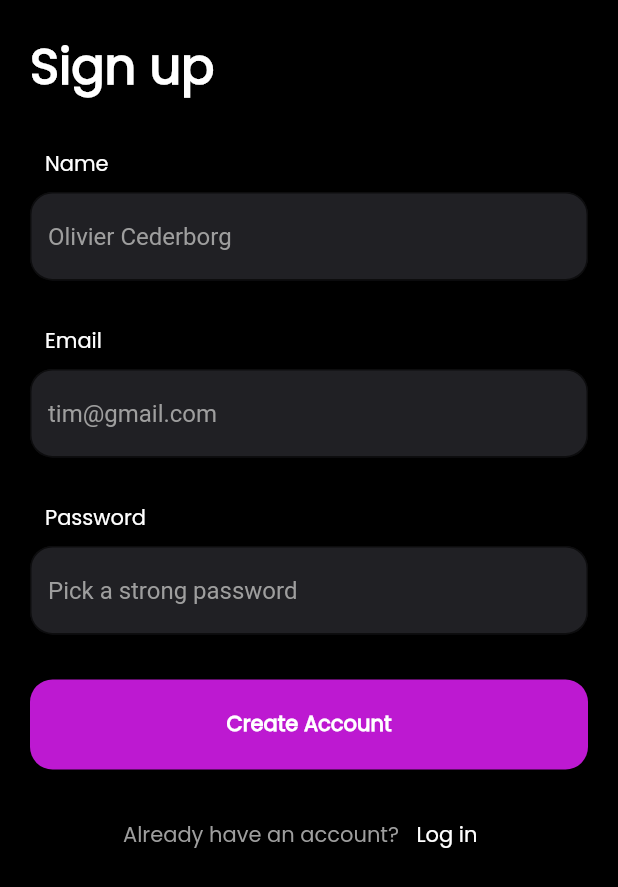
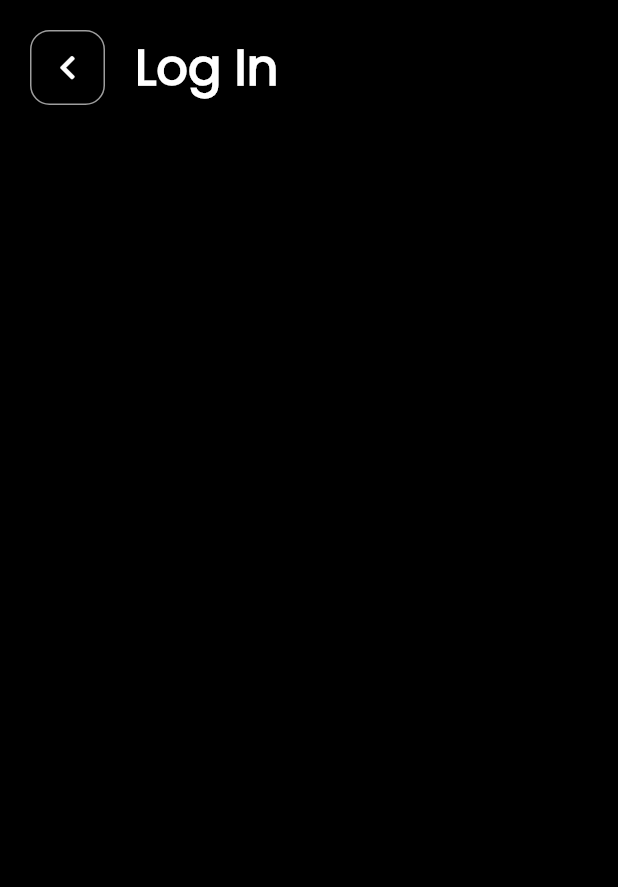
Before and after one commit to imdadAdelabou/Instagram-flutter-clone, a Flutter app: the screen it shows after launch, after a tap on "Log in", on a phone screen of 412 x 824 dp. Shown: the top 887 px of the screen. Run offline on Flutter 3.47's test engine with Material 2 defaults, Android fonts, the phone set to English and light mode, and no system bars; our stand-ins replace font_awesome_flutter, get_it.

Commit message:
[feat] Adding component for navigate to back page

```diff
--- /dev/null
+++ b/instagram_flutter_clone/lib/components/back_component.dart
@@ -0,0 +1,31 @@
+import "package:flutter/material.dart";
+import 'package:font_awesome_flutter/font_awesome_flutter.dart';
+
+class BackComponent extends StatelessWidget {
+  const BackComponent({Key? key}) : super(key: key);
+
+  @override
+  Widget build(BuildContext context) {
+    return Container(
+      width: 50,
+      height: 50,
+      decoration: BoxDecoration(
+        color: Colors.black,
+        borderRadius: BorderRadius.circular(13.0),
+        border: Border.all(
+          color: Colors.grey,
+        ),
+      ),
+      child: InkWell(
+        onTap: () {
+          Navigator.of(context).pop();
+        },
+        child: const Icon(
+          FontAwesomeIcons.chevronLeft,
+          color: Colors.white,
+          size: 18,
+        ),
+      ),
+    );
+  }
+}
--- a/instagram_flutter_clone/lib/locator.dart
+++ b/instagram_flutter_clone/lib/locator.dart
@@ -1,4 +1,5 @@
 import 'package:get_it/get_it.dart';
+import 'package:instagram_flutter_clone/screens/logIn/login_model.dart';
 import 'package:instagram_flutter_clone/screens/register/register_model.dart';
 
 GetIt locator = GetIt.instance;
@@ -9,4 +10,5 @@ void setupLocator() {
 
   //Register Models
   locator.registerFactory(() => RegisterModel());
+  locator.registerFactory(() => LoginModel());
 }
--- a/instagram_flutter_clone/lib/router.dart
+++ b/instagram_flutter_clone/lib/router.dart
@@ -1,5 +1,6 @@
 import 'package:flutter/material.dart';
 import 'package:flutter/widgets.dart';
+import 'package:instagram_flutter_clone/screens/logIn/login_view.dart';
 import 'package:instagram_flutter_clone/screens/register/register.dart';
 import 'package:instagram_flutter_clone/splash_screen.dart';
 
@@ -10,6 +11,8 @@ class Routerr {
         return MaterialPageRoute(builder: (_) => SplashScreen());
       case '/register':
         return MaterialPageRoute(builder: (_) => RegisterView());
+      case '/login':
+        return MaterialPageRoute(builder: (_) => LoginView());
       default:
         return MaterialPageRoute(
           builder: (_) => Scaffold(
--- /dev/null
+++ b/instagram_flutter_clone/lib/screens/logIn/login_model.dart
@@ -0,0 +1,3 @@
+import 'package:instagram_flutter_clone/screens/base_model.dart';
+
+class LoginModel extends BaseModel {}
--- /dev/null
+++ b/instagram_flutter_clone/lib/screens/logIn/login_view.dart
@@ -0,0 +1,42 @@
+import "package:flutter/material.dart";
+import 'package:instagram_flutter_clone/components/back_component.dart';
+import 'package:instagram_flutter_clone/components/base_view.dart';
+import 'package:instagram_flutter_clone/screens/logIn/login_model.dart';
+
+class LoginView extends StatelessWidget {
+  const LoginView({Key? key}) : super(key: key);
+
+  @override
+  Widget build(BuildContext context) {
+    double maxWidth = MediaQuery.of(context).size.width;
+    return BaseView<LoginModel>(
+      builder: (context, model, child) => SafeArea(
+        child: Scaffold(
+          body: Padding(
+            padding: const EdgeInsets.only(left: 20.0, right: 20.0),
+            child: Column(
+              children: [
+                const SizedBox(height: 20.0),
+                Row(
+                  children: [
+                    BackComponent(),
+                    const SizedBox(width: 20.0),
+                    Text(
+                      "Log In",
+                      style: TextStyle(
+                        fontWeight: FontWeight.bold,
+                        fontSize: maxWidth * 0.08,
+                        color: Colors.white,
+                        fontFamily: "Poppins",
+                      ),
+                    ),
+                  ],
+                ),
+              ],
+            ),
+          ),
+        ),
+      ),
+    );
+  }
+}
--- a/instagram_flutter_clone/lib/screens/register/register.dart
+++ b/instagram_flutter_clone/lib/screens/register/register.dart
@@ -22,7 +22,7 @@ class RegisterView extends StatelessWidget {
               child: Column(
                 crossAxisAlignment: CrossAxisAlignment.start,
                 children: [
-                  SizedBox(height: 20.0),
+                  const SizedBox(height: 20.0),
                   Text(
                     "Sign up",
                     style: TextStyle(
@@ -82,7 +82,9 @@ class RegisterView extends StatelessWidget {
                         ),
                       ),
                       TextButton(
-                        onPressed: () {},
+                        onPressed: () {
+                          Navigator.of(context).pushNamed("/login");
+                        },
                         child: Text(
                           "Log in",
                           style: TextStyle(
```
